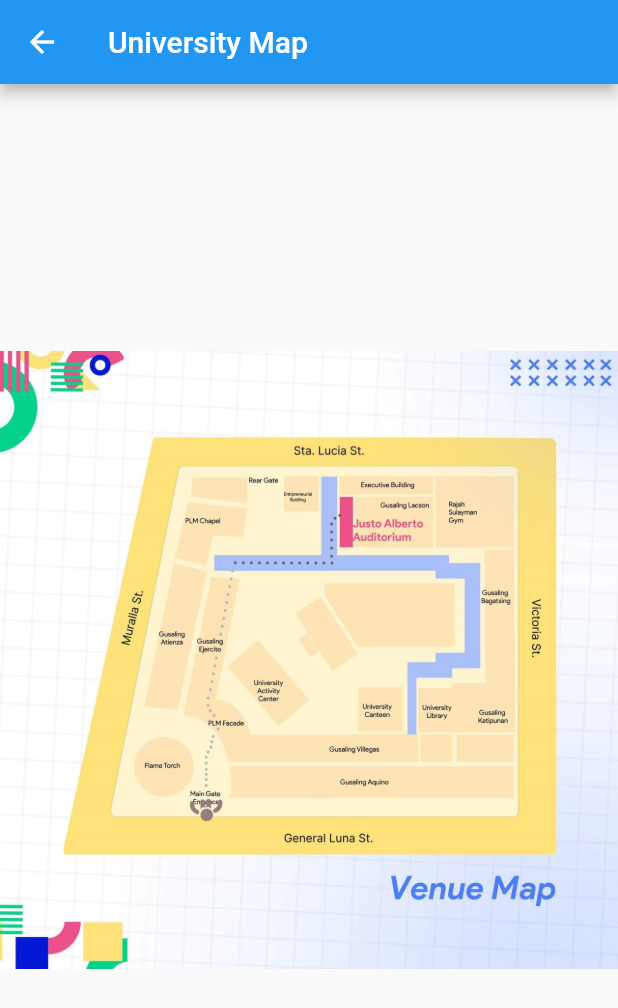
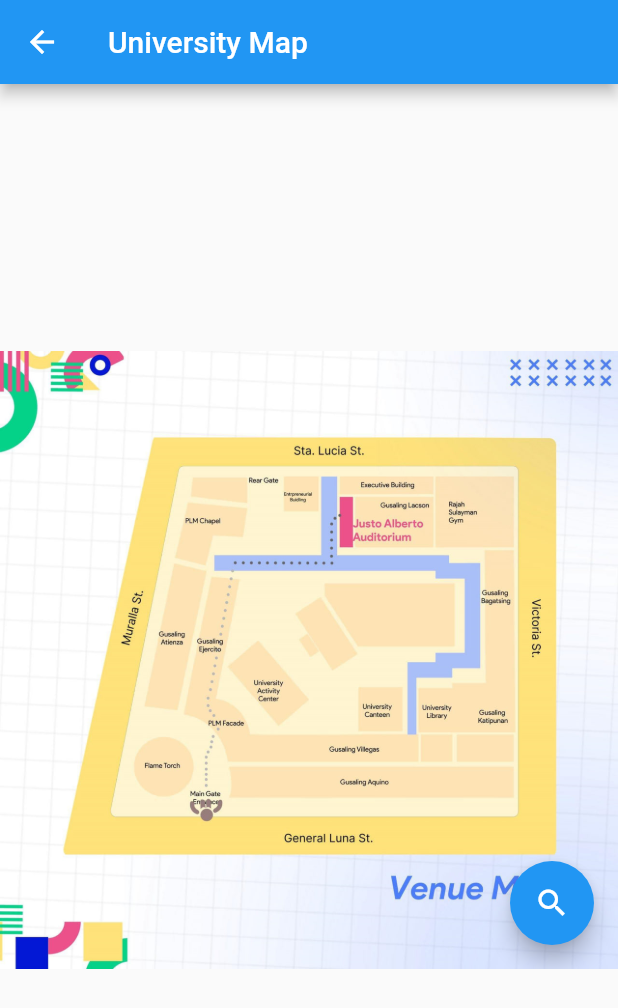
Before and after one commit to kya-nicoh/PLMAPP-authlogin, a Flutter app: the Map screen opened directly, on a phone screen of 412 x 824 dp. Shown: the top 1008 px of the screen. Run offline on Flutter 3.47's test engine with Material 2 defaults, Android fonts, the phone set to English and light mode, and no system bars; our stand-ins replace carousel_slider, firebase_auth, firebase_core, table_calendar, webview_flutter; accounts and stored records are empty.

Commit message:
Update map.dart
Magnifying Glass for Map PLM

```diff
--- a/lib/pages/map.dart
+++ b/lib/pages/map.dart
@@ -1,16 +1,48 @@
 import 'package:flutter/material.dart';
 
-class Map extends StatelessWidget {
-  const Map({super.key});
+class Map extends StatefulWidget {
+  const Map({Key? key}) : super(key: key);
+
+  @override
+  _MapState createState() => _MapState();
+}
+
+class _MapState extends State<Map> {
+  TransformationController _transformationController = TransformationController();
+
+  void _zoomIn() {
+    _transformationController.value = Matrix4.identity();
+    _transformationController.value *= Matrix4.diagonal3Values(1.5, 1.5, 1);
+  }
 
   @override
   Widget build(BuildContext context) {
     return Scaffold(
       appBar: AppBar(
-        title: Text('University Map'),
+        title: const Text('University Map'),
       ),
       body: Center(
-        child: Image.asset('lib/images/PLMMap.jpg'),
+        child: InteractiveViewer(
+          transformationController: _transformationController,
+          boundaryMargin: EdgeInsets.all(20.0),
+          minScale: 0.5,
+          maxScale: 4.0,
+          panEnabled: true,
+          scaleEnabled: true,
+          child: Stack(
+            alignment: Alignment.bottomRight,
+            children: [
+              Image.asset('lib/images/PLMMap.jpg'),
+              Padding(
+                padding: EdgeInsets.all(16.0),
+                child: FloatingActionButton(
+                  onPressed: _zoomIn,
+                  child: Icon(Icons.search),
+                ),
+              ),
+            ],
+          ),
+        ),
       ),
     );
   }
```
